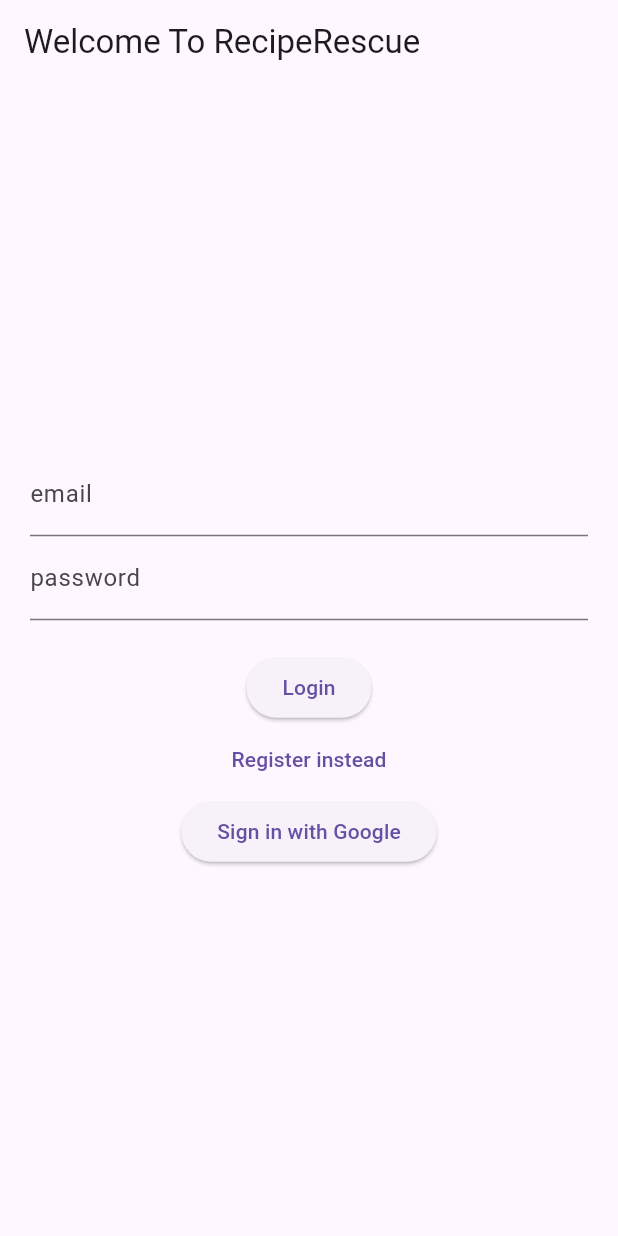
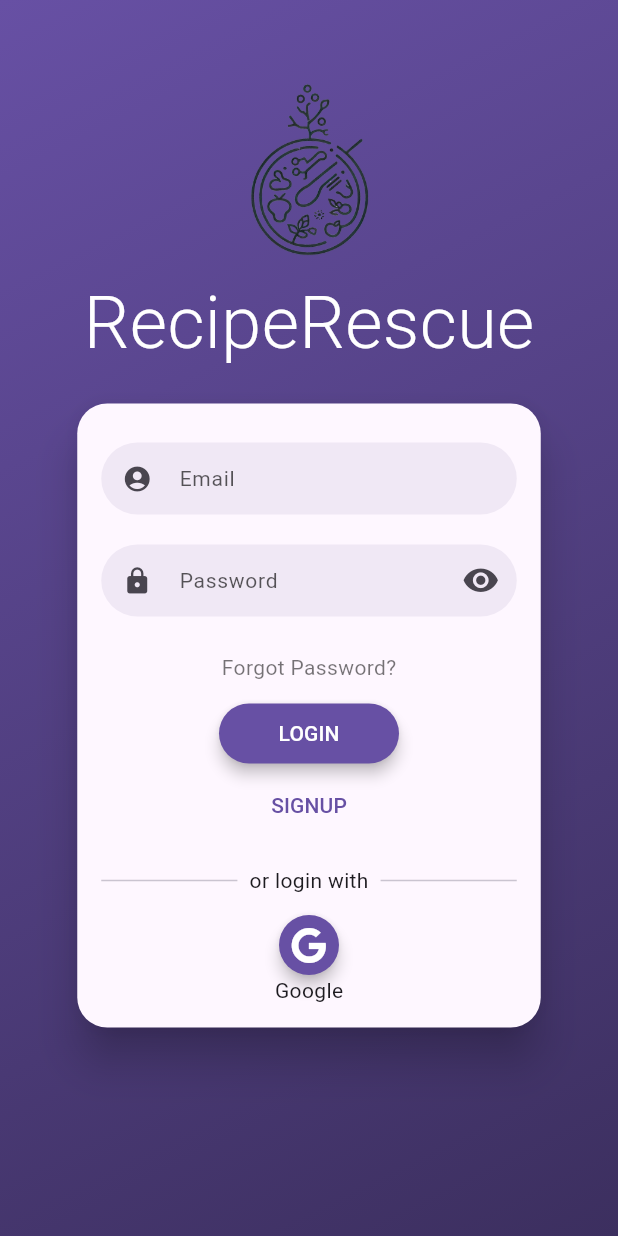
Before and after one commit to Final-Project-RecipeRescue/Client, a Flutter app: the screen it shows after launch, on a phone screen of 412 x 824 dp. Run offline on Flutter 3.47's test engine with Material 3 defaults, Android fonts, the phone set to English and light mode, and no system bars; drawn by our look-alikes of flutter_login; our stand-ins replace firebase_auth, firebase_core, font_awesome_flutter, google_sign_in; missing offline and left inert: firebase_app_check; accounts and stored records are empty.

Commit message:
New login gui added. Added assets permission in pubspec.yml

```diff
--- a/lib/authentication/auth.dart
+++ b/lib/authentication/auth.dart
@@ -1,7 +1,7 @@
 import 'package:firebase_auth/firebase_auth.dart';
 import 'package:google_sign_in/google_sign_in.dart';
 
-class Auth {
+class Authenticate {
   final FirebaseAuth _firebaseAuth = FirebaseAuth.instance;
 
   User? get currentUser => _firebaseAuth.currentUser;
--- a/lib/home_page.dart
+++ b/lib/home_page.dart
@@ -3,7 +3,9 @@ import 'package:flutter/material.dart';
 import 'package:reciperescue_client/authentication/auth.dart';
 
 class HomePage extends StatelessWidget {
-  final Auth auth = Auth();
+  final Authenticate auth = Authenticate();
+
+  HomePage({super.key});
 
   @override
   Widget build(BuildContext context) {
--- a/lib/home_page_widget_tree.dart
+++ b/lib/home_page_widget_tree.dart
@@ -15,7 +15,7 @@ class _WidgetTreeState extends State<WidgetTree> {
   @override
   Widget build(BuildContext context) {
     return StreamBuilder(
-        stream: Auth().authStateChanges,
+        stream: Authenticate().authStateChanges,
         builder: (context, snapshot) {
           if (snapshot.hasData) {
             return HomePage();
--- a/lib/login_register_page.dart
+++ b/lib/login_register_page.dart
@@ -1,6 +1,9 @@
 import 'package:flutter/material.dart';
 import 'package:firebase_auth/firebase_auth.dart';
+import 'package:font_awesome_flutter/font_awesome_flutter.dart';
 import 'package:reciperescue_client/authentication/auth.dart';
+import 'package:flutter_login/flutter_login.dart';
+import 'package:reciperescue_client/home_page.dart';
 
 class LoginPage extends StatefulWidget {
   const LoginPage({super.key});
@@ -12,105 +15,127 @@ class LoginPage extends StatefulWidget {
 class _LoginPageState extends State<LoginPage> {
   String? errorMsg = '';
   bool isLogin = true;
-  Auth auth = Auth();
+  Authenticate auth = Authenticate();
 
   final TextEditingController _controllerEmail = TextEditingController();
   final TextEditingController _controllerPassword = TextEditingController();
 
-  Future<void> signInWithEmailAndPassword() async {
+  Future<String?>? signInWithEmailAndPassword(LoginData loginData) async {
     try {
       await auth.signInWithEmailAndPassword(
-          email: _controllerEmail.text, password: _controllerPassword.text);
+          email: loginData.name, password: loginData.password);
+      return null;
     } on FirebaseAuthException catch (e) {
-      setState(() {
-        errorMsg = e.message;
-      });
+      return e.message;
     }
   }
 
-  Future<void> signInWithGoogle() async {
+  Future<String?>? signInWithGoogle() async {
     try {
       await auth.signInWithGoogle();
+      return null;
     } on FirebaseAuthException catch (e) {
-      setState(() {
-        errorMsg = e.message;
-      });
+      return e.message;
     }
   }
 
-  Future<void> createUserWithEmailAndPassword() async {
+  Future<String?>? createUserWithEmailAndPassword(SignupData signupData) async {
     try {
-      print('test');
       await auth.createUserWithEmailAndPassword(
-          email: _controllerEmail.text, password: _controllerPassword.text);
+          email: signupData.name ?? '', password: signupData.password ?? '');
+      return null;
     } on FirebaseAuthException catch (e) {
-      setState(() {
-        errorMsg = e.message;
-      });
+      return e.message;
     }
   }
 
-  Widget _title() {
-    return const Text('Welcome To RecipeRescue');
-  }
+  // Widget _title() {
+  //   return const Text('Welcome To RecipeRescue');
+  // }
 
-  Widget _customTextField(String title, TextEditingController controller) {
-    return TextField(
-      controller: controller,
-      decoration: InputDecoration(labelText: title),
-    );
-  }
+  // Widget _customTextField(String title, TextEditingController controller) {
+  //   return TextField(
+  //     controller: controller,
+  //     decoration: InputDecoration(labelText: title),
+  //   );
+  // }
 
-  Widget _errorMessage() {
-    return Text(errorMsg == '' ? '' : 'Error is: $errorMsg');
-  }
+  // Widget _errorMessage() {
+  //   return Text(errorMsg == '' ? '' : 'Error is: $errorMsg');
+  // }
 
-  Widget _submitButton() {
-    return ElevatedButton(
-        onPressed: isLogin
-            ? signInWithEmailAndPassword
-            : createUserWithEmailAndPassword,
-        child: Text(isLogin ? 'Login' : 'Register'));
-  }
+  // Widget _submitButton() {
+  //   return ElevatedButton(
+  //       onPressed: isLogin
+  //           ? signInWithEmailAndPassword
+  //           : createUserWithEmailAndPassword,
+  //       child: Text(isLogin ? 'Login' : 'Register'));
+  // }
 
-  Widget _googleButton() {
-    return ElevatedButton(
-        onPressed: signInWithGoogle, child: Text('Sign in with Google'));
-  }
+  // Widget _googleButton() {
+  //   return ElevatedButton(
+  //       onPressed: signInWithGoogle, child: Text('Sign in with Google'));
+  // }
 
-  Widget _loginOrRegisterButton() {
-    return TextButton(
-        onPressed: () {
-          setState(() {
-            isLogin = !isLogin;
-          });
-        },
-        child: Text(isLogin ? 'Register instead' : 'Login instead'));
+  // Widget _loginOrRegisterButton() {
+  //   return TextButton(
+  //       onPressed: () {
+  //         setState(() {
+  //           isLogin = !isLogin;
+  //         });
+  //       },
+  //       child: Text(isLogin ? 'Register instead' : 'Login instead'));
+  // }
+
+  // @override
+  // Widget build(BuildContext context) {
+  //   return Scaffold(
+  //     appBar: AppBar(
+  //       title: _title(),
+  //     ),
+  //     body: Container(
+  //       height: double.infinity,
+  //       width: double.infinity,
+  //       padding: const EdgeInsets.all(20),
+  //       child: Column(
+  //         crossAxisAlignment: CrossAxisAlignment.center,
+  //         mainAxisAlignment: MainAxisAlignment.center,
+  //         children: <Widget>[
+  //           _customTextField('email', _controllerEmail),
+  //           _customTextField('password', _controllerPassword),
+  //           _errorMessage(),
+  //           _submitButton(),
+  //           _loginOrRegisterButton(),
+  //           _googleButton()
+  //         ],
+  //       ),
+  //     ),
+  //   );
+  // }
+
+  Future<String?>? recoverPassword(String email) async {
+    // Add your implementation here
+    return null;
   }
 
   @override
   Widget build(BuildContext context) {
-    return Scaffold(
-      appBar: AppBar(
-        title: _title(),
-      ),
-      body: Container(
-        height: double.infinity,
-        width: double.infinity,
-        padding: const EdgeInsets.all(20),
-        child: Column(
-          crossAxisAlignment: CrossAxisAlignment.center,
-          mainAxisAlignment: MainAxisAlignment.center,
-          children: <Widget>[
-            _customTextField('email', _controllerEmail),
-            _customTextField('password', _controllerPassword),
-            _errorMessage(),
-            _submitButton(),
-            _loginOrRegisterButton(),
-            _googleButton()
-          ],
-        ),
-      ),
-    );
+    return FlutterLogin(
+        title: 'RecipeRescue',
+        logo: const AssetImage('assets/images/logo.png'),
+        onLogin: signInWithEmailAndPassword,
+        onSignup: createUserWithEmailAndPassword,
+        onRecoverPassword: recoverPassword,
+        loginProviders: <LoginProvider>[
+          LoginProvider(
+              icon: FontAwesomeIcons.google,
+              label: 'Google',
+              callback: signInWithGoogle)
+        ],
+        onSubmitAnimationCompleted: () {
+          Navigator.of(context).pushReplacement(MaterialPageRoute(
+            builder: (context) => HomePage(),
+          ));
+        });
   }
 }
```
Also changed, not shown: pubspec.yaml (+6 -3 lines), assets/images/logo.png (added), 5 other files.
